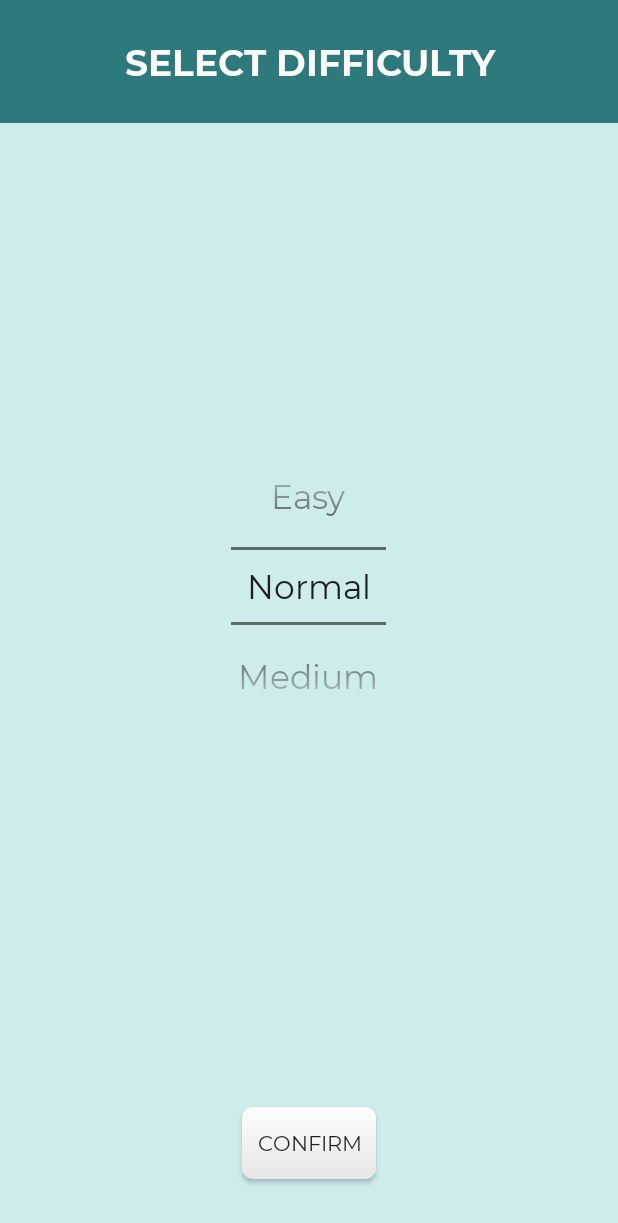
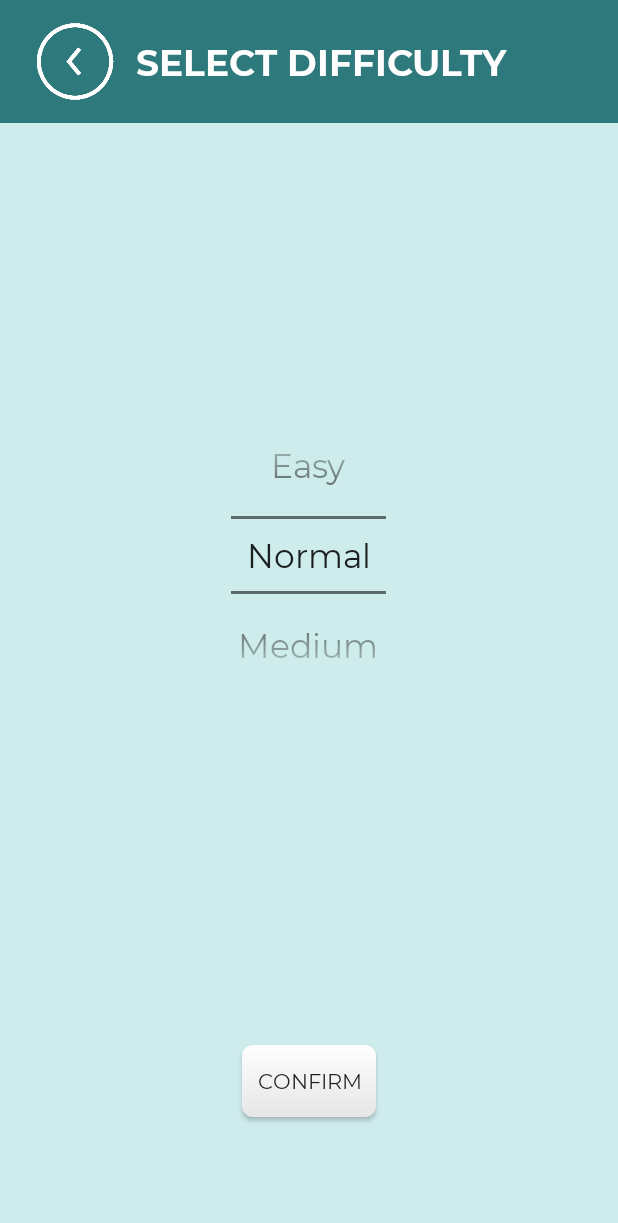
Before and after one commit to ericaoytas/MemoryBlocks, an Android app: the DifficultyActivity screen opened directly, with no data from a screen before it, on a phone screen of 412 x 824 dp. Shown: the top 1223 px of the screen. Run offline under Robolectric (Android 15) with nearby library versions, the phone set to English and light mode, and no system bars.

Commit message:
Back arrows added

```diff
--- a/app/build.gradle
+++ b/app/build.gradle
@@ -20,7 +20,7 @@ android {
 
 dependencies {
     implementation fileTree(dir: 'libs', include: ['*.jar'])
-    implementation 'androidx.appcompat:appcompat:1.0.2'
+    implementation 'androidx.appcompat:appcompat:1.1.0'
     implementation 'androidx.constraintlayout:constraintlayout:1.1.3'
     testImplementation 'junit:junit:4.12'
     androidTestImplementation 'androidx.test.ext:junit:1.1.0'
--- a/app/src/main/java/com/example/memoryblocks/DifficultyActivity.java
+++ b/app/src/main/java/com/example/memoryblocks/DifficultyActivity.java
@@ -26,8 +26,8 @@ public class DifficultyActivity extends Activity {
         mDifficultyPicker.setValue(2);
     }
 
+    /** Starts GamePlayActivity */
     public void goToGamePlayScreen(int dims) {
-        // Go to GamePlayActivity
         Intent intent = new Intent(this, GamePlayActivity.class);
         intent.putExtra("difficulty", dims);        // Passes the dimensions
         startActivity(intent);
@@ -63,4 +63,8 @@ public class DifficultyActivity extends Activity {
         }
         goToGamePlayScreen(dims);
     }
+
+    public void goBackToHomeScreen(View view) {
+        finish();
+    }
 }
--- a/app/src/main/java/com/example/memoryblocks/HelpActivity.java
+++ b/app/src/main/java/com/example/memoryblocks/HelpActivity.java
@@ -4,7 +4,7 @@ import android.app.Activity;
 import android.os.Bundle;
 import android.view.View;
 
-public class HelpActivity extends Activity{
+public class HelpActivity extends Activity {
 
     @Override
     protected void onCreate(Bundle savedInstanceState){
--- a/app/src/main/res/layout/activity_difficulty.xml
+++ b/app/src/main/res/layout/activity_difficulty.xml
@@ -6,21 +6,33 @@
     android:background="@color/colorPeriwinkle"
     android:weightSum="100">
 
-    <TextView
+    <FrameLayout
         android:layout_width="match_parent"
-        android:layout_height="0px"
-        android:layout_weight="10"
-        android:textSize="24sp"
+        android:layout_height="0dp"
         android:background="@color/colorMurkyWater"
-        android:textColor="@color/colorWhite"
-        android:fontFamily="@font/montserrat_bold"
-        android:text="@string/select_difficulty_string"
-        android:gravity="center"/>
+        android:layout_weight="10">
+        <TextView
+            android:layout_width="match_parent"
+            android:layout_height="match_parent"
+            android:paddingStart="15dp"
+            android:textSize="24sp"
+            android:textColor="@color/colorWhite"
+            android:fontFamily="@font/montserrat_bold"
+            android:text="@string/select_difficulty_string"
+            android:gravity="center"/>
+        <ImageView
+            android:layout_width="100dp"
+            android:layout_height="match_parent"
+            android:padding="15dp"
+            android:scaleType="fitCenter"
+            android:src="@drawable/back_arrow_blue"
+            android:onClick="goBackToHomeScreen"/>
+    </FrameLayout>
 
     <FrameLayout
         android:layout_width="match_parent"
         android:layout_height="0dp"
-        android:layout_weight="75">
+        android:layout_weight="70">
         <NumberPicker
             android:id="@+id/difficulty_picker"
             android:theme="@style/NumberPickerText"
--- a/app/src/main/res/values/styles.xml
+++ b/app/src/main/res/values/styles.xml
@@ -1,7 +1,7 @@
 <resources>
 
     <!-- Base application theme. -->
-    <style name="AppTheme" parent="Theme.AppCompat.Light.DarkActionBar">
+    <style name="AppTheme" parent="Theme.AppCompat.Light.NoActionBar">
         <!-- Customize your theme here. -->
         <item name="colorPrimary">@color/colorTameBlue</item>
         <item name="colorPrimaryDark">@color/colorMurkyWater</item>
```
Also changed, not shown: app/src/main/AndroidManifest.xml (+6 -5 lines), app/src/main/java/com/example/memoryblocks/GamePlayActivity.java (+36 -43 lines), app/src/main/res/layout/activity_game_play.xml (+16 -11 lines), app/src/main/res/layout/activity_help.xml (+20 -24 lines), app/src/main/res/drawable/back_arrow.png (added), app/src/main/res/drawable/back_arrow_blue.png (added), app/src/main/res/drawable/back_button.jpg (added), app/src/main/res/drawable/settings_button.png (added).
